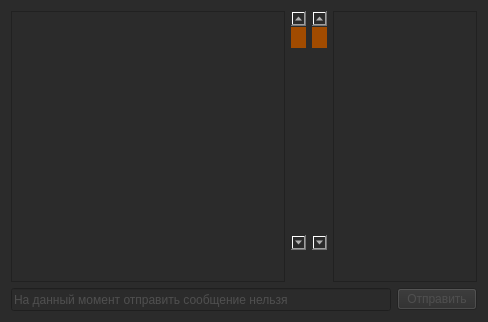
tinelix/irc-client, file chat_widget.ui: the form before one commit.
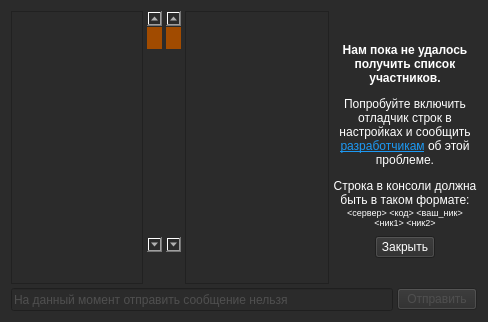
The form after the commit. Icons and pictures are not drawn.

```diff
--- a/chat_widget.ui
+++ b/chat_widget.ui
@@ -18,6 +18,9 @@
 color: rgb(255, 255, 255);</string>
   </property>
   <layout class="QVBoxLayout" name="verticalLayout">
+   <property name="spacing">
+    <number>4</number>
+   </property>
    <item>
     <layout class="QHBoxLayout" name="horizontalLayout_4">
      <item>
@@ -193,6 +196,107 @@
        </column>
       </widget>
      </item>
+     <item>
+      <widget class="QWidget" name="list_frame" native="true">
+       <property name="minimumSize">
+        <size>
+         <width>144</width>
+         <height>0</height>
+        </size>
+       </property>
+       <layout class="QVBoxLayout" name="verticalLayout_2">
+        <property name="spacing">
+         <number>0</number>
+        </property>
+        <property name="leftMargin">
+         <number>0</number>
+        </property>
+        <property name="topMargin">
+         <number>0</number>
+        </property>
+        <property name="rightMargin">
+         <number>0</number>
+        </property>
+        <property name="bottomMargin">
+         <number>0</number>
+        </property>
+        <item>
+         <spacer name="verticalSpacer_2">
+          <property name="orientation">
+           <enum>Qt::Vertical</enum>
+          </property>
+          <property name="sizeHint" stdset="0">
+           <size>
+            <width>20</width>
+            <height>40</height>
+           </size>
+          </property>
+         </spacer>
+        </item>
+        <item>
+         <widget class="QLabel" name="error_getting_member_list">
+          <property name="minimumSize">
+           <size>
+            <width>144</width>
+            <height>200</height>
+           </size>
+          </property>
+          <property name="maximumSize">
+           <size>
+            <width>144</width>
+            <height>200</height>
+           </size>
+          </property>
+          <property name="text">
+           <string>&lt;html&gt;&lt;head/&gt;&lt;body&gt;&lt;p&gt;&lt;span style=&quot; font-weight:600;&quot;&gt;Нам пока не удалось получить список участников.&lt;/span&gt;&lt;/p&gt;&lt;p&gt;Попробуйте включить отладчик строк в настройках и сообщить &lt;a href=&quot;https://github.com/tinelix/irc-client/issues&quot;&gt;&lt;span style=&quot; text-decoration: underline; color:#1d99f3;&quot;&gt;разработчикам&lt;/span&gt;&lt;/a&gt; об этой проблеме.&lt;/p&gt;&lt;p&gt;Строка в консоли должна быть в таком формате:&lt;br/&gt;&lt;span style=&quot; font-size:7pt;&quot;&gt;&amp;lt;сервер&amp;gt; &amp;lt;код&amp;gt; &amp;lt;ваш_ник&amp;gt; &amp;lt;ник1&amp;gt; &amp;lt;ник2&amp;gt;&lt;/span&gt;&lt;/p&gt;&lt;/body&gt;&lt;/html&gt;</string>
+          </property>
+          <property name="textFormat">
+           <enum>Qt::RichText</enum>
+          </property>
+          <property name="alignment">
+           <set>Qt::AlignCenter</set>
+          </property>
+          <property name="wordWrap">
+           <bool>true</bool>
+          </property>
+         </widget>
+        </item>
+        <item>
+         <layout class="QHBoxLayout" name="horizontalLayout">
+          <property name="spacing">
+           <number>0</number>
+          </property>
+          <item>
+           <widget class="QPushButton" name="close_panel_btn">
+            <property name="maximumSize">
+             <size>
+              <width>60</width>
+              <height>24</height>
+             </size>
+            </property>
+            <property name="text">
+             <string>Закрыть</string>
+            </property>
+           </widget>
+          </item>
+         </layout>
+        </item>
+        <item>
+         <spacer name="verticalSpacer">
+          <property name="orientation">
+           <enum>Qt::Vertical</enum>
+          </property>
+          <property name="sizeHint" stdset="0">
+           <size>
+            <width>20</width>
+            <height>40</height>
+           </size>
+          </property>
+         </spacer>
+        </item>
+       </layout>
+      </widget>
+     </item>
     </layout>
    </item>
    <item>
```
